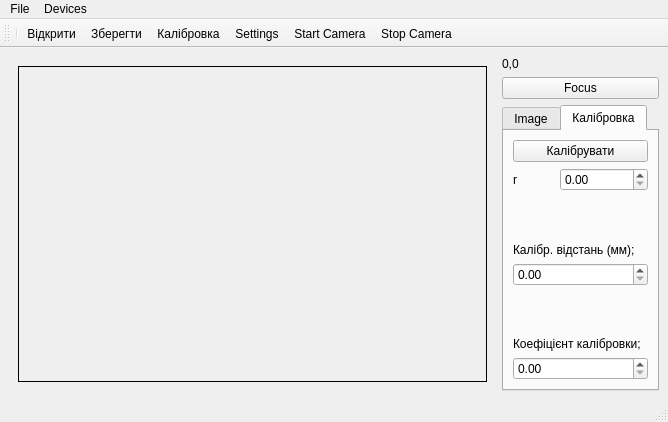
The window that camera.ui (xkronosua/QFaraCam) describes before a commit, drawn with Qt 5.
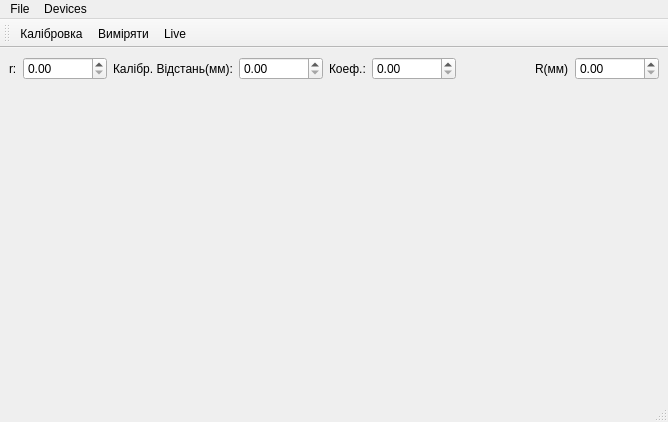
The same window after the commit. Icons and pictures are not drawn. Custom widgets are drawn as their Qt base class.

Diff of the .ui file:
```diff
--- a/camera.ui
+++ b/camera.ui
@@ -15,154 +15,7 @@
   </property>
   <widget class="QWidget" name="centralwidget">
    <layout class="QGridLayout" name="gridLayout_3">
-    <item row="1" column="1" colspan="2">
-     <widget class="QPushButton" name="lockButton">
-      <property name="text">
-       <string>Focus</string>
-      </property>
-     </widget>
-    </item>
-    <item row="2" column="1" colspan="2">
-     <widget class="QTabWidget" name="captureWidget">
-      <property name="currentIndex">
-       <number>1</number>
-      </property>
-      <widget class="QWidget" name="tab_image">
-       <attribute name="title">
-        <string>Image</string>
-       </attribute>
-       <layout class="QGridLayout" name="gridLayout">
-        <item row="3" column="0">
-         <widget class="QLabel" name="label">
-          <property name="text">
-           <string>Exposure Compensation:</string>
-          </property>
-         </widget>
-        </item>
-        <item row="1" column="0">
-         <spacer name="verticalSpacer_2">
-          <property name="orientation">
-           <enum>Qt::Vertical</enum>
-          </property>
-          <property name="sizeHint" stdset="0">
-           <size>
-            <width>20</width>
-            <height>161</height>
-           </size>
-          </property>
-         </spacer>
-        </item>
-        <item row="0" column="0">
-         <widget class="QPushButton" name="takeImageButton">
-          <property name="enabled">
-           <bool>false</bool>
-          </property>
-          <property name="text">
-           <string>Capture Photo</string>
-          </property>
-         </widget>
-        </item>
-        <item row="2" column="0">
-         <widget class="QSlider" name="exposureCompensation">
-          <property name="minimum">
-           <number>-4</number>
-          </property>
-          <property name="maximum">
-           <number>4</number>
-          </property>
-          <property name="pageStep">
-           <number>2</number>
-          </property>
-          <property name="orientation">
-           <enum>Qt::Horizontal</enum>
-          </property>
-          <property name="tickPosition">
-           <enum>QSlider::TicksAbove</enum>
-          </property>
-         </widget>
-        </item>
-       </layout>
-      </widget>
-      <widget class="QWidget" name="tab_calibr">
-       <attribute name="title">
-        <string>Калібровка</string>
-       </attribute>
-       <layout class="QGridLayout" name="gridLayout_2">
-        <item row="1" column="0">
-         <widget class="QLabel" name="label_2">
-          <property name="text">
-           <string>r</string>
-          </property>
-         </widget>
-        </item>
-        <item row="7" column="0" colspan="3">
-         <widget class="QLabel" name="label_3">
-          <property name="text">
-           <string>Коефіцієнт калібровки;</string>
-          </property>
-         </widget>
-        </item>
-        <item row="0" column="0" colspan="3">
-         <widget class="QPushButton" name="calibrate">
-          <property name="text">
-           <string>Калібрувати</string>
-          </property>
-         </widget>
-        </item>
-        <item row="1" column="1" colspan="2">
-         <widget class="QDoubleSpinBox" name="spin_r"/>
-        </item>
-        <item row="6" column="0" colspan="3">
-         <spacer name="verticalSpacer_3">
-          <property name="orientation">
-           <enum>Qt::Vertical</enum>
-          </property>
-          <property name="sizeHint" stdset="0">
-           <size>
-            <width>20</width>
-            <height>40</height>
-           </size>
-          </property>
-         </spacer>
-        </item>
-        <item row="5" column="0" colspan="3">
-         <widget class="QDoubleSpinBox" name="calibr_length"/>
-        </item>
-        <item row="4" column="0" colspan="3">
-         <widget class="QLabel" name="label_4">
-          <property name="text">
-           <string>Калібр. відстань (мм);</string>
-          </property>
-         </widget>
-        </item>
-        <item row="3" column="0" colspan="3">
-         <spacer name="verticalSpacer">
-          <property name="orientation">
-           <enum>Qt::Vertical</enum>
-          </property>
-          <property name="sizeHint" stdset="0">
-           <size>
-            <width>20</width>
-            <height>40</height>
-           </size>
-          </property>
-         </spacer>
-        </item>
-        <item row="8" column="0" colspan="3">
-         <widget class="QDoubleSpinBox" name="calibr_coef">
-          <property name="minimum">
-           <double>0.000000000000000</double>
-          </property>
-          <property name="maximum">
-           <double>99990000.000000000000000</double>
-          </property>
-         </widget>
-        </item>
-       </layout>
-      </widget>
-     </widget>
-    </item>
-    <item row="0" column="0" rowspan="3">
+    <item row="2" column="0" rowspan="3">
      <widget class="QStackedWidget" name="stackedWidget">
       <property name="sizePolicy">
        <sizepolicy hsizetype="Preferred" vsizetype="Preferred">
@@ -249,34 +102,102 @@
       <widget class="QWidget" name="previewPage">
        <layout class="QGridLayout" name="gridLayout_4">
         <item row="0" column="0">
-         <widget class="QLabel" name="lastImagePreviewLabel">
-          <property name="sizePolicy">
-           <sizepolicy hsizetype="Preferred" vsizetype="MinimumExpanding">
-            <horstretch>0</horstretch>
-            <verstretch>0</verstretch>
-           </sizepolicy>
-          </property>
-          <property name="mouseTracking">
-           <bool>true</bool>
-          </property>
-          <property name="frameShape">
-           <enum>QFrame::Box</enum>
-          </property>
-          <property name="text">
-           <string/>
-          </property>
-         </widget>
+         <layout class="QGridLayout" name="draw_container"/>
         </item>
        </layout>
       </widget>
      </widget>
     </item>
-    <item row="0" column="1" colspan="2">
-     <widget class="QLabel" name="current_position">
-      <property name="text">
-       <string>0,0</string>
-      </property>
-     </widget>
+    <item row="0" column="0" colspan="2">
+     <layout class="QHBoxLayout" name="horizontalLayout">
+      <item>
+       <widget class="QLabel" name="label_2">
+        <property name="sizePolicy">
+         <sizepolicy hsizetype="Minimum" vsizetype="Preferred">
+          <horstretch>0</horstretch>
+          <verstretch>0</verstretch>
+         </sizepolicy>
+        </property>
+        <property name="maximumSize">
+         <size>
+          <width>30</width>
+          <height>16777215</height>
+         </size>
+        </property>
+        <property name="text">
+         <string>r:</string>
+        </property>
+       </widget>
+      </item>
+      <item>
+       <widget class="QDoubleSpinBox" name="spin_r">
+        <property name="maximum">
+         <double>99990000.000000000000000</double>
+        </property>
+       </widget>
+      </item>
+      <item>
+       <widget class="QLabel" name="label_3">
+        <property name="sizePolicy">
+         <sizepolicy hsizetype="Minimum" vsizetype="Preferred">
+          <horstretch>0</horstretch>
+          <verstretch>0</verstretch>
+         </sizepolicy>
+        </property>
+        <property name="text">
+         <string>Калібр. Відстань(мм):</string>
+        </property>
+       </widget>
+      </item>
+      <item>
+       <widget class="QDoubleSpinBox" name="calibr_length">
+        <property name="maximum">
+         <double>99990000.000000000000000</double>
+        </property>
+       </widget>
+      </item>
+      <item>
+       <widget class="QLabel" name="label_4">
+        <property name="text">
+         <string>Коеф.:</string>
+        </property>
+       </widget>
+      </item>
+      <item>
+       <widget class="QDoubleSpinBox" name="calibr_coef">
+        <property name="maximum">
+         <double>99990000.000000000000000</double>
+        </property>
+       </widget>
+      </item>
+      <item>
+       <spacer name="horizontalSpacer">
+        <property name="orientation">
+         <enum>Qt::Horizontal</enum>
+        </property>
+        <property name="sizeHint" stdset="0">
+         <size>
+          <width>40</width>
+          <height>20</height>
+         </size>
+        </property>
+       </spacer>
+      </item>
+      <item>
+       <widget class="QLabel" name="label_5">
+        <property name="text">
+         <string>R(мм)</string>
+        </property>
+       </widget>
+      </item>
+      <item>
+       <widget class="QDoubleSpinBox" name="real_len">
+        <property name="maximum">
+         <double>99990000.000000000000000</double>
+        </property>
+       </widget>
+      </item>
+     </layout>
     </item>
    </layout>
   </widget>
@@ -316,22 +237,15 @@
    <property name="windowTitle">
     <string>toolBar</string>
    </property>
-   <property name="toolButtonStyle">
-    <enum>Qt::ToolButtonIconOnly</enum>
-   </property>
    <attribute name="toolBarArea">
     <enum>TopToolBarArea</enum>
    </attribute>
    <attribute name="toolBarBreak">
     <bool>false</bool>
    </attribute>
-   <addaction name="separator"/>
-   <addaction name="action_open"/>
-   <addaction name="action_save"/>
    <addaction name="action_calibr"/>
-   <addaction name="actionSettings"/>
-   <addaction name="actionStartCamera"/>
-   <addaction name="actionStopCamera"/>
+   <addaction name="action_measure"/>
+   <addaction name="action_live"/>
   </widget>
   <action name="actionExit">
    <property name="icon">
@@ -368,34 +282,41 @@
     <string>Settings</string>
    </property>
   </action>
-  <action name="action_save">
-   <property name="icon">
-    <iconset theme="document-save"/>
-   </property>
-   <property name="text">
-    <string>Зберегти</string>
-   </property>
-   <property name="shortcut">
-    <string>Ctrl+S</string>
-   </property>
-  </action>
-  <action name="action_open">
-   <property name="icon">
-    <iconset theme="document-open"/>
-   </property>
-   <property name="text">
-    <string>Відкрити</string>
-   </property>
-   <property name="shortcut">
-    <string>Ctrl+O</string>
-   </property>
-  </action>
   <action name="action_calibr">
    <property name="icon">
     <iconset theme="calibrate"/>
    </property>
    <property name="text">
     <string>Калібровка</string>
+   </property>
+   <property name="toolTip">
+    <string>Калібровка</string>
+   </property>
+  </action>
+  <action name="action_measure">
+   <property name="icon">
+    <iconset theme="add">
+     <normaloff/>
+    </iconset>
+   </property>
+   <property name="text">
+    <string>Виміряти</string>
+   </property>
+   <property name="toolTip">
+    <string>Виміряти</string>
+   </property>
+  </action>
+  <action name="action_live">
+   <property name="icon">
+    <iconset theme="video">
+     <normaloff/>
+    </iconset>
+   </property>
+   <property name="text">
+    <string>Live</string>
+   </property>
+   <property name="toolTip">
+    <string>Live</string>
    </property>
   </action>
  </widget>
```
Left out of the diff: 74 changed lines with no effect on the pictures.
